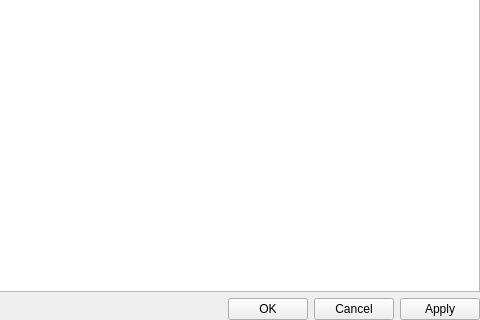
This is bin/data/ui/KeyBindingsConfig.ui in realXtend/tundra as Qt 5 draws it before an edit; both pictures show x 407 to 887 and y 223 to 543 of the 887 by 543 pixel window. The edited form follows.
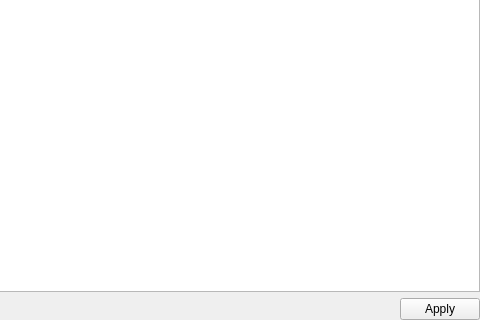
This is the edited form.

Commit message: Bindings widget added to Settings widget. Improving bindings widget so it can handle key presses(insert shortcuts by key presses)

```diff
--- a/bin/data/ui/KeyBindingsConfig.ui
+++ b/bin/data/ui/KeyBindingsConfig.ui
@@ -60,20 +60,6 @@
          </property>
         </spacer>
        </item>
-       <item>
-        <widget class="QPushButton" name="pushButtonOK">
-         <property name="text">
-          <string>OK</string>
-         </property>
-        </widget>
-       </item>
-       <item>
-        <widget class="QPushButton" name="pushButtonCancel">
-         <property name="text">
-          <string>Cancel</string>
-         </property>
-        </widget>
-       </item>
        <item>
         <widget class="QPushButton" name="pushButtonApply">
          <property name="text">
```
The commit also changes 3 other files.
